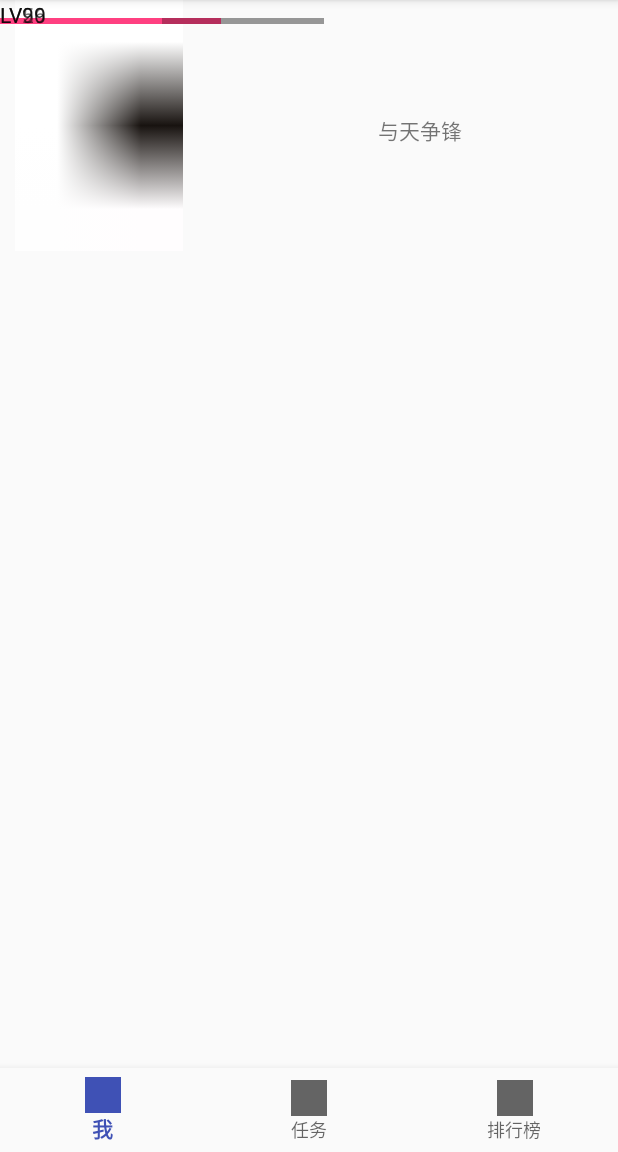
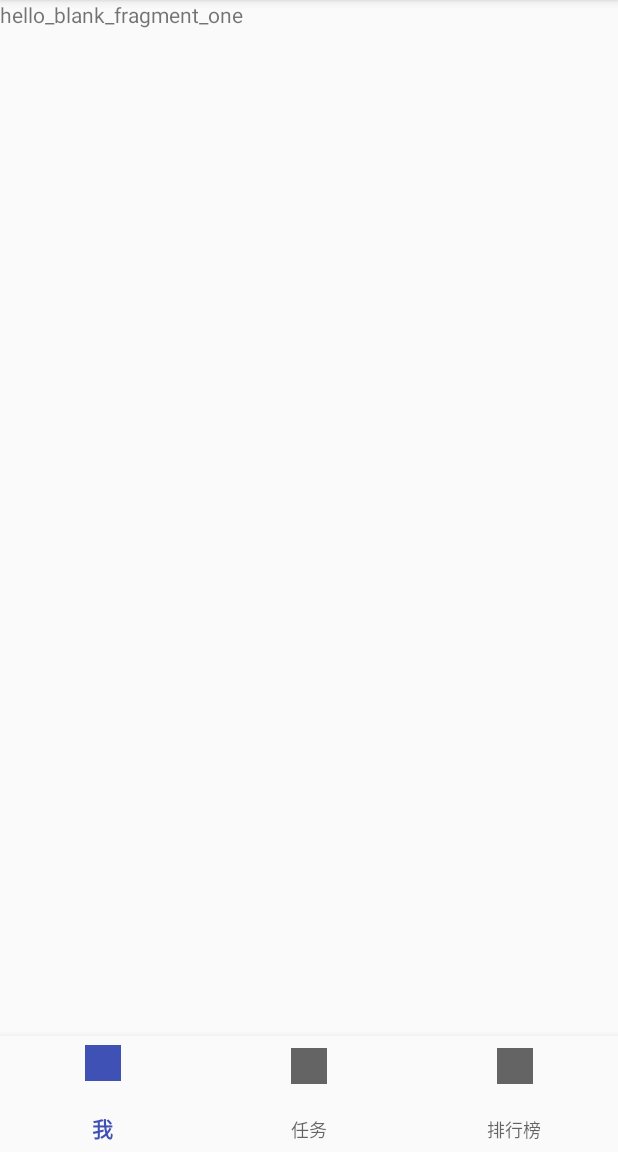
Before and after one commit to yangant/PowerUpAPP, an Android app: the screen it shows after launch (MainActivity), on a phone screen of 412 x 824 dp, the part 84-1236 px from its top. Run offline under Robolectric (Android 15) with nearby library versions, the phone set to English and light mode, and no system bars.

Commit message:
底部导航栏功能实现
实现底部导航栏切换界面功能

```diff
--- /dev/null
+++ b/PowerUp/app/src/main/java/com/example/administrator/powerup/BlankFragmentOne.java
@@ -0,0 +1,17 @@
+package com.example.administrator.powerup;
+
+import android.os.Bundle;
+import android.support.annotation.Nullable;
+import android.support.v4.app.Fragment;
+import android.view.LayoutInflater;
+import android.view.View;
+import android.view.ViewGroup;
+
+public class BlankFragmentOne extends Fragment {
+    @Nullable
+    @Override
+    public View onCreateView(LayoutInflater inflater, @Nullable ViewGroup container, @Nullable Bundle savedInstanceState) {
+        return inflater.inflate(R.layout.fragment_one, container, false);
+    }
+
+}
--- /dev/null
+++ b/PowerUp/app/src/main/java/com/example/administrator/powerup/BlankFragmentTwo.java
@@ -0,0 +1,17 @@
+package com.example.administrator.powerup;
+
+import android.os.Bundle;
+import android.support.annotation.Nullable;
+import android.support.v4.app.Fragment;
+import android.view.LayoutInflater;
+import android.view.View;
+import android.view.ViewGroup;
+
+public class BlankFragmentTwo extends Fragment {
+    @Nullable
+    @Override
+    public View onCreateView(LayoutInflater inflater, @Nullable ViewGroup container, @Nullable Bundle savedInstanceState) {
+        return inflater.inflate(R.layout.fragment_two, container, false);
+    }
+
+}
--- a/PowerUp/app/src/main/java/com/example/administrator/powerup/MainActivity.java
+++ b/PowerUp/app/src/main/java/com/example/administrator/powerup/MainActivity.java
@@ -1,44 +1,71 @@
 package com.example.administrator.powerup;
 
-import android.os.Bundle;
 import android.support.annotation.NonNull;
 import android.support.design.widget.BottomNavigationView;
+import android.support.v4.view.PagerAdapter;
+import android.support.v4.view.ViewPager;
 import android.support.v7.app.AppCompatActivity;
+import android.os.Bundle;
 import android.view.MenuItem;
-import android.widget.TextView;
+import android.view.View;
+import android.widget.Toast;
 
 public class MainActivity extends AppCompatActivity {
 
-    private TextView mTextMessage;
-
-    private BottomNavigationView.OnNavigationItemSelectedListener mOnNavigationItemSelectedListener
-            = new BottomNavigationView.OnNavigationItemSelectedListener() {
-
-        @Override
-        public boolean onNavigationItemSelected(@NonNull MenuItem item) {
-            switch (item.getItemId()) {
-                case R.id.navigation_home:
-                    mTextMessage.setText(R.string.title_me);
-                    return true;
-                case R.id.navigation_dashboard:
-                    mTextMessage.setText(R.string.title_task);
-                    return true;
-                case R.id.navigation_notifications:
-                    mTextMessage.setText(R.string.title_rank);
-                    return true;
-            }
-            return false;
-        }
-    };
+    ViewPager mainActivityViewPager;
+    BottomNavigationView bottomNavView;
+    MainActivityViewPagerAdapter adapter;
 
     @Override
     protected void onCreate(Bundle savedInstanceState) {
         super.onCreate(savedInstanceState);
         setContentView(R.layout.activity_main);
+//        获取到两个控件的对象
+        mainActivityViewPager = (ViewPager) findViewById(R.id.main_viewpager);
+        bottomNavView = (BottomNavigationView) findViewById(R.id.navigation);
+//        为ViewPager设置Adapter
+        adapter = new MainActivityViewPagerAdapter(getSupportFragmentManager());
+//        为Adapter添加Fragment
+        adapter.addFragment(new BlankFragmentOne());
+        adapter.addFragment(new BlankFragmentTwo());
+        mainActivityViewPager.setAdapter(adapter);
+//        为 BottomNavigationView 的菜单项  设置监听事件
+        bottomNavView.setOnNavigationItemSelectedListener(new BottomNavigationView.OnNavigationItemSelectedListener() {
+            @Override
+            public boolean onNavigationItemSelected(@NonNull MenuItem item) {
+//               获取到菜单项的Id
+                int itemId = item.getItemId();
+//                当第一项被选择时BlankFragmentOne显示，以此类推
+                switch (itemId) {
+                    case R.id.navigation_home:
+                        mainActivityViewPager.setCurrentItem(0);
+                        break;
+                    case R.id.navigation_dashboard:
+                        mainActivityViewPager.setCurrentItem(1);
+                        break;
 
-        mTextMessage = (TextView) findViewById(R.id.message);
-        BottomNavigationView navigation = (BottomNavigationView) findViewById(R.id.navigation);
-        navigation.setOnNavigationItemSelectedListener(mOnNavigationItemSelectedListener);
+                }
+                // true 会显示这个Item被选中的效果 false 则不会
+                return true;
+            }
+        });
+//        为 ViewPager 设置监听事件
+        mainActivityViewPager.addOnPageChangeListener(new ViewPager.OnPageChangeListener() {
+            @Override
+            public void onPageScrolled(int position, float positionOffset, int positionOffsetPixels) {
+
+            }
+
+            @Override
+            public void onPageSelected(int position) {
+//                当 ViewPager 滑动后设置BottomNavigationView 选中相应选项
+                bottomNavView.getMenu().getItem(position).setChecked(true);
+            }
+
+            @Override
+            public void onPageScrollStateChanged(int state) {
+
+            }
+        });
     }
-
 }
--- /dev/null
+++ b/PowerUp/app/src/main/java/com/example/administrator/powerup/MainActivityViewPagerAdapter.java
@@ -0,0 +1,32 @@
+package com.example.administrator.powerup;
+
+import android.support.v4.app.Fragment;
+import android.support.v4.app.FragmentManager;
+import android.support.v4.app.FragmentPagerAdapter;
+
+import java.util.ArrayList;
+import java.util.List;
+
+
+public class MainActivityViewPagerAdapter extends FragmentPagerAdapter {
+
+    private List<Fragment> fragments = new ArrayList<>();
+
+    public MainActivityViewPagerAdapter(FragmentManager fm) {
+        super(fm);
+    }
+
+    @Override
+    public Fragment getItem(int position) {
+        return fragments.get(position);
+    }
+
+    @Override
+    public int getCount() {
+        return fragments.size();
+    }
+
+    public void addFragment(Fragment fragment) {
+        fragments.add(fragment);
+    }
+}
--- a/PowerUp/app/src/main/res/layout/activity_main.xml
+++ b/PowerUp/app/src/main/res/layout/activity_main.xml
@@ -1,102 +1,21 @@
 <?xml version="1.0" encoding="utf-8"?>
-<android.support.constraint.ConstraintLayout xmlns:android="http://schemas.android.com/apk/res/android"
+<LinearLayout xmlns:android="http://schemas.android.com/apk/res/android"
     xmlns:app="http://schemas.android.com/apk/res-auto"
-    xmlns:tools="http://schemas.android.com/tools"
-    android:id="@+id/container"
     android:layout_width="match_parent"
     android:layout_height="match_parent"
-    tools:context="com.example.administrator.powerup.MainActivity">
-
-    <TextView
-        android:id="@+id/message"
-        android:layout_width="wrap_content"
-        android:layout_height="wrap_content"
-        android:layout_marginLeft="252dp"
-        android:layout_marginTop="76dp"
-        android:text="与天争锋"
-        app:layout_constraintLeft_toLeftOf="parent"
-        app:layout_constraintTop_toTopOf="parent" />
-
+    android:orientation="vertical"
+    app:layout_behavior="@string/appbar_scrolling_view_behavior">
+    <android.support.v4.view.ViewPager
+        android:id="@+id/main_viewpager"
+        android:layout_width="match_parent"
+        android:layout_height="0dp"
+        android:layout_weight="9" />
     <android.support.design.widget.BottomNavigationView
         android:id="@+id/navigation"
-        android:layout_width="0dp"
-        android:layout_height="wrap_content"
-        android:layout_marginEnd="0dp"
-        android:layout_marginStart="0dp"
+        android:layout_width="match_parent"
+        android:layout_height="0dp"
+        android:layout_gravity="bottom"
+        android:layout_weight="1"
         android:background="?android:attr/windowBackground"
-        app:layout_constraintBottom_toBottomOf="parent"
-        app:layout_constraintLeft_toLeftOf="parent"
-        app:layout_constraintRight_toRightOf="parent"
         app:menu="@menu/navigation" />
-
-    <ImageView
-        android:id="@+id/imageView"
-        android:layout_width="132dp"
-        android:layout_height="167dp"
-        app:srcCompat="@mipmap/zhujue"
-        tools:layout_editor_absoluteX="54dp"
-        tools:layout_editor_absoluteY="35dp" />
-
-    <ProgressBar
-        android:id="@+id/progressBar2"
-        style="@style/Widget.AppCompat.ProgressBar.Horizontal"
-        android:layout_width="216dp"
-        android:layout_height="28dp"
-        android:max="100"
-        android:progress="68"
-        tools:layout_editor_absoluteX="78dp"
-        tools:layout_editor_absoluteY="338dp" />
-
-    <ProgressBar
-        android:id="@+id/progressBar3"
-        style="@style/Widget.AppCompat.ProgressBar.Horizontal"
-        android:layout_width="216dp"
-        android:layout_height="28dp"
-        android:max="100"
-        android:progress="20"
-        tools:layout_editor_absoluteX="78dp"
-        tools:layout_editor_absoluteY="390dp" />
-
-    <TextView
-        android:id="@+id/textView"
-        android:layout_width="42dp"
-        android:layout_height="29dp"
-        android:text="LV99"
-        tools:layout_editor_absoluteX="252dp"
-        tools:layout_editor_absoluteY="135dp" />
-
-    <ProgressBar
-        android:id="@+id/progressBar"
-        style="@style/Widget.AppCompat.ProgressBar.Horizontal"
-        android:layout_width="216dp"
-        android:layout_height="28dp"
-        android:max="100"
-        android:progress="50"
-        tools:layout_editor_absoluteX="78dp"
-        tools:layout_editor_absoluteY="282dp" />
-
-    <TextView
-        android:id="@+id/textView2"
-        android:layout_width="wrap_content"
-        android:layout_height="wrap_content"
-        android:text="LV50"
-        tools:layout_editor_absoluteX="308dp"
-        tools:layout_editor_absoluteY="290dp" />
-
-    <TextView
-        android:id="@+id/textView3"
-        android:layout_width="wrap_content"
-        android:layout_height="wrap_content"
-        android:text="LV26"
-        tools:layout_editor_absoluteX="310dp"
-        tools:layout_editor_absoluteY="347dp" />
-
-    <TextView
-        android:id="@+id/textView4"
-        android:layout_width="wrap_content"
-        android:layout_height="wrap_content"
-        android:text="LV99"
-        tools:layout_editor_absoluteX="310dp"
-        tools:layout_editor_absoluteY="399dp" />
-
-</android.support.constraint.ConstraintLayout>
+</LinearLayout>
--- /dev/null
+++ b/PowerUp/app/src/main/res/layout/fragment_one.xml
@@ -0,0 +1,11 @@
+<FrameLayout xmlns:android="http://schemas.android.com/apk/res/android"
+    xmlns:tools="http://schemas.android.com/tools"
+    android:layout_width="match_parent"
+    android:layout_height="match_parent">
+
+    <TextView
+        android:layout_width="match_parent"
+        android:layout_height="match_parent"
+        android:text="hello_blank_fragment_one" />
+
+</FrameLayout>
--- /dev/null
+++ b/PowerUp/app/src/main/res/layout/fragment_two.xml
@@ -0,0 +1,11 @@
+<FrameLayout xmlns:android="http://schemas.android.com/apk/res/android"
+    xmlns:tools="http://schemas.android.com/tools"
+    android:layout_width="match_parent"
+    android:layout_height="match_parent">
+
+    <TextView
+        android:layout_width="match_parent"
+        android:layout_height="match_parent"
+        android:text="hello_blank_fragment_two" />
+
+</FrameLayout>
```
Also changed, not shown: PowerUp/app/src/main/res/mipmap-anydpi-v26/beijing1.png (added), PowerUp/app/src/main/res/mipmap-anydpi-v26/beijing2.png (added).
